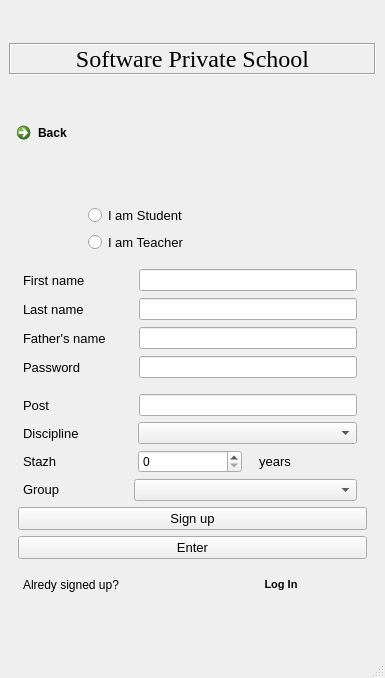
Old version of the form learnsystem.ui in the repository marko-yaciv/2c_coursework.
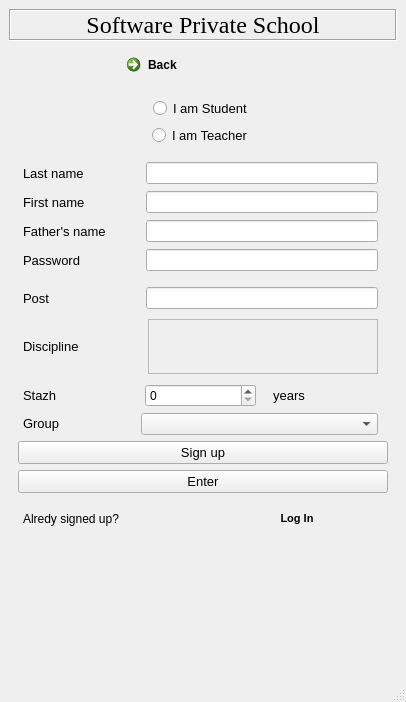
New version of the form.

Patch:
```diff
--- a/learnsystem.ui
+++ b/learnsystem.ui
@@ -6,12 +6,12 @@
    <rect>
     <x>0</x>
     <y>0</y>
-    <width>385</width>
-    <height>678</height>
+    <width>406</width>
+    <height>702</height>
    </rect>
   </property>
   <property name="sizePolicy">
-   <sizepolicy hsizetype="Preferred" vsizetype="Minimum">
+   <sizepolicy hsizetype="Preferred" vsizetype="Preferred">
     <horstretch>0</horstretch>
     <verstretch>0</verstretch>
    </sizepolicy>
@@ -24,8 +24,8 @@
   </property>
   <property name="maximumSize">
    <size>
-    <width>385</width>
-    <height>678</height>
+    <width>500</width>
+    <height>702</height>
    </size>
   </property>
   <property name="baseSize">
@@ -39,7 +39,7 @@
   </property>
   <widget class="QWidget" name="centralwidget">
    <property name="sizePolicy">
-    <sizepolicy hsizetype="Preferred" vsizetype="Fixed">
+    <sizepolicy hsizetype="Preferred" vsizetype="Preferred">
      <horstretch>0</horstretch>
      <verstretch>0</verstretch>
     </sizepolicy>
@@ -48,58 +48,13 @@
     <property name="sizeConstraint">
      <enum>QLayout::SetMinimumSize</enum>
     </property>
-    <item row="0" column="0">
-     <widget class="QLabel" name="label_9">
-      <property name="sizePolicy">
-       <sizepolicy hsizetype="Preferred" vsizetype="Fixed">
-        <horstretch>0</horstretch>
-        <verstretch>0</verstretch>
-       </sizepolicy>
-      </property>
-      <property name="baseSize">
-       <size>
-        <width>0</width>
-        <height>29</height>
-       </size>
-      </property>
-      <property name="font">
-       <font>
-        <family>Georgia</family>
-        <pointsize>18</pointsize>
-        <weight>50</weight>
-        <bold>false</bold>
-       </font>
-      </property>
-      <property name="frameShape">
-       <enum>QFrame::Box</enum>
-      </property>
-      <property name="frameShadow">
-       <enum>QFrame::Sunken</enum>
-      </property>
-      <property name="lineWidth">
-       <number>1</number>
-      </property>
-      <property name="text">
-       <string>Software Private School</string>
-      </property>
-      <property name="textFormat">
-       <enum>Qt::AutoText</enum>
-      </property>
-      <property name="scaledContents">
-       <bool>true</bool>
-      </property>
-      <property name="alignment">
-       <set>Qt::AlignCenter</set>
-      </property>
-      <property name="textInteractionFlags">
-       <set>Qt::NoTextInteraction</set>
-      </property>
-     </widget>
-    </item>
+    <property name="bottomMargin">
+     <number>0</number>
+    </property>
     <item row="2" column="0">
      <widget class="QWidget" name="registerW" native="true">
       <property name="sizePolicy">
-       <sizepolicy hsizetype="Preferred" vsizetype="Fixed">
+       <sizepolicy hsizetype="Preferred" vsizetype="Minimum">
         <horstretch>0</horstretch>
         <verstretch>0</verstretch>
        </sizepolicy>
@@ -108,9 +63,9 @@
        <item>
         <layout class="QVBoxLayout" name="whoIam">
          <property name="leftMargin">
-          <number>70</number>
+          <number>0</number>
          </property>
-         <item>
+         <item alignment="Qt::AlignHCenter">
           <widget class="QRadioButton" name="iamstud">
            <property name="font">
             <font>
@@ -122,7 +77,7 @@
            </property>
           </widget>
          </item>
-         <item>
+         <item alignment="Qt::AlignHCenter">
           <widget class="QRadioButton" name="iamteach">
            <property name="font">
             <font>
@@ -139,7 +94,7 @@
        <item>
         <widget class="QWidget" name="register_common" native="true">
          <property name="sizePolicy">
-          <sizepolicy hsizetype="Expanding" vsizetype="Minimum">
+          <sizepolicy hsizetype="Expanding" vsizetype="Fixed">
            <horstretch>0</horstretch>
            <verstretch>0</verstretch>
           </sizepolicy>
@@ -169,7 +124,63 @@
           <property name="spacing">
            <number>7</number>
           </property>
-          <item row="4" column="0" colspan="2">
+          <item row="3" column="0" colspan="2">
+           <layout class="QHBoxLayout" name="horizontalLayout_3" stretch="1,2">
+            <property name="leftMargin">
+             <number>0</number>
+            </property>
+            <item>
+             <widget class="QLabel" name="label_3">
+              <property name="font">
+               <font>
+                <pointsize>10</pointsize>
+               </font>
+              </property>
+              <property name="text">
+               <string>Father's name</string>
+              </property>
+             </widget>
+            </item>
+            <item>
+             <widget class="QLineEdit" name="FthName">
+              <property name="font">
+               <font>
+                <pointsize>9</pointsize>
+               </font>
+              </property>
+             </widget>
+            </item>
+           </layout>
+          </item>
+          <item row="1" column="0" colspan="2">
+           <layout class="QHBoxLayout" name="horizontalLayout" stretch="1,2">
+            <property name="leftMargin">
+             <number>0</number>
+            </property>
+            <item>
+             <widget class="QLabel" name="label">
+              <property name="font">
+               <font>
+                <pointsize>10</pointsize>
+               </font>
+              </property>
+              <property name="text">
+               <string>First name</string>
+              </property>
+             </widget>
+            </item>
+            <item>
+             <widget class="QLineEdit" name="Fname">
+              <property name="font">
+               <font>
+                <pointsize>9</pointsize>
+               </font>
+              </property>
+             </widget>
+            </item>
+           </layout>
+          </item>
+          <item row="5" column="0" colspan="2">
            <layout class="QHBoxLayout" name="horizontalLayout_5" stretch="1,2">
             <item>
              <widget class="QLabel" name="label_18">
@@ -206,35 +217,7 @@
             </item>
            </layout>
           </item>
-          <item row="2" column="0" colspan="2">
-           <layout class="QHBoxLayout" name="horizontalLayout_3" stretch="1,2">
-            <property name="leftMargin">
-             <number>0</number>
-            </property>
-            <item>
-             <widget class="QLabel" name="label_3">
-              <property name="font">
-               <font>
-                <pointsize>10</pointsize>
-               </font>
-              </property>
-              <property name="text">
-               <string>Father's name</string>
-              </property>
-             </widget>
-            </item>
-            <item>
-             <widget class="QLineEdit" name="FthName">
-              <property name="font">
-               <font>
-                <pointsize>9</pointsize>
-               </font>
-              </property>
-             </widget>
-            </item>
-           </layout>
-          </item>
-          <item row="1" column="0" colspan="2">
+          <item row="0" column="0" colspan="2">
            <layout class="QHBoxLayout" name="horizontalLayout_2" stretch="1,2">
             <property name="leftMargin">
              <number>0</number>
@@ -262,34 +245,6 @@
             </item>
            </layout>
           </item>
-          <item row="0" column="0" colspan="2">
-           <layout class="QHBoxLayout" name="horizontalLayout" stretch="1,2">
-            <property name="leftMargin">
-             <number>0</number>
-            </property>
-            <item>
-             <widget class="QLabel" name="label">
-              <property name="font">
-               <font>
-                <pointsize>10</pointsize>
-               </font>
-              </property>
-              <property name="text">
-               <string>First name</string>
-              </property>
-             </widget>
-            </item>
-            <item>
-             <widget class="QLineEdit" name="Fname">
-              <property name="font">
-               <font>
-                <pointsize>9</pointsize>
-               </font>
-              </property>
-             </widget>
-            </item>
-           </layout>
-          </item>
          </layout>
         </widget>
        </item>
@@ -301,7 +256,16 @@
            <verstretch>0</verstretch>
           </sizepolicy>
          </property>
-         <layout class="QVBoxLayout" name="verticalLayout">
+         <property name="maximumSize">
+          <size>
+           <width>16777215</width>
+           <height>16777215</height>
+          </size>
+         </property>
+         <layout class="QVBoxLayout" name="verticalLayout" stretch="0,0,0">
+          <property name="spacing">
+           <number>10</number>
+          </property>
           <property name="leftMargin">
            <number>5</number>
           </property>
@@ -361,6 +325,12 @@
             </property>
             <item>
              <widget class="QLabel" name="label_10">
+              <property name="sizePolicy">
+               <sizepolicy hsizetype="Preferred" vsizetype="Preferred">
+                <horstretch>0</horstretch>
+                <verstretch>0</verstretch>
+               </sizepolicy>
+              </property>
               <property name="font">
                <font>
                 <pointsize>10</pointsize>
@@ -372,24 +342,38 @@
              </widget>
             </item>
             <item>
-             <widget class="QComboBox" name="discipline">
+             <widget class="QScrollArea" name="scrollArea">
               <property name="sizePolicy">
-               <sizepolicy hsizetype="Preferred" vsizetype="Fixed">
+               <sizepolicy hsizetype="Expanding" vsizetype="Fixed">
                 <horstretch>0</horstretch>
                 <verstretch>0</verstretch>
                </sizepolicy>
               </property>
-              <property name="font">
-               <font>
-                <pointsize>9</pointsize>
-               </font>
+              <property name="maximumSize">
+               <size>
+                <width>16777215</width>
+                <height>55</height>
+               </size>
               </property>
-              <property name="maxVisibleItems">
-               <number>40</number>
+              <property name="horizontalScrollBarPolicy">
+               <enum>Qt::ScrollBarAlwaysOff</enum>
               </property>
               <property name="sizeAdjustPolicy">
-               <enum>QComboBox::AdjustToMinimumContentsLength</enum>
+               <enum>QAbstractScrollArea::AdjustToContentsOnFirstShow</enum>
               </property>
+              <property name="widgetResizable">
+               <bool>true</bool>
+              </property>
+              <widget class="QWidget" name="scrollAreaWidgetContents">
+               <property name="geometry">
+                <rect>
+                 <x>0</x>
+                 <y>0</y>
+                 <width>223</width>
+                 <height>53</height>
+                </rect>
+               </property>
+              </widget>
              </widget>
             </item>
            </layout>
@@ -618,7 +602,7 @@
       </layout>
      </widget>
     </item>
-    <item row="1" column="0">
+    <item row="1" column="0" alignment="Qt::AlignHCenter">
      <widget class="QCommandLinkButton" name="backToRegister">
       <property name="sizePolicy">
        <sizepolicy hsizetype="Preferred" vsizetype="Fixed">
@@ -645,6 +629,67 @@
       </property>
      </widget>
     </item>
+    <item row="0" column="0">
+     <widget class="QLabel" name="label_9">
+      <property name="sizePolicy">
+       <sizepolicy hsizetype="Preferred" vsizetype="Fixed">
+        <horstretch>0</horstretch>
+        <verstretch>0</verstretch>
+       </sizepolicy>
+      </property>
+      <property name="baseSize">
+       <size>
+        <width>0</width>
+        <height>29</height>
+       </size>
+      </property>
+      <property name="font">
+       <font>
+        <family>Georgia</family>
+        <pointsize>18</pointsize>
+        <weight>50</weight>
+        <bold>false</bold>
+       </font>
+      </property>
+      <property name="frameShape">
+       <enum>QFrame::Box</enum>
+      </property>
+      <property name="frameShadow">
+       <enum>QFrame::Sunken</enum>
+      </property>
+      <property name="lineWidth">
+       <number>1</number>
+      </property>
+      <property name="text">
+       <string>Software Private School</string>
+      </property>
+      <property name="textFormat">
+       <enum>Qt::AutoText</enum>
+      </property>
+      <property name="scaledContents">
+       <bool>true</bool>
+      </property>
+      <property name="alignment">
+       <set>Qt::AlignCenter</set>
+      </property>
+      <property name="textInteractionFlags">
+       <set>Qt::NoTextInteraction</set>
+      </property>
+     </widget>
+    </item>
+    <item row="3" column="0">
+     <spacer name="verticalSpacer">
+      <property name="orientation">
+       <enum>Qt::Vertical</enum>
+      </property>
+      <property name="sizeHint" stdset="0">
+       <size>
+        <width>20</width>
+        <height>80</height>
+       </size>
+      </property>
+     </spacer>
+    </item>
    </layout>
   </widget>
   <widget class="QMenuBar" name="menubar">
```
Left out of the diff: 32 changed lines with no effect on the pictures.
